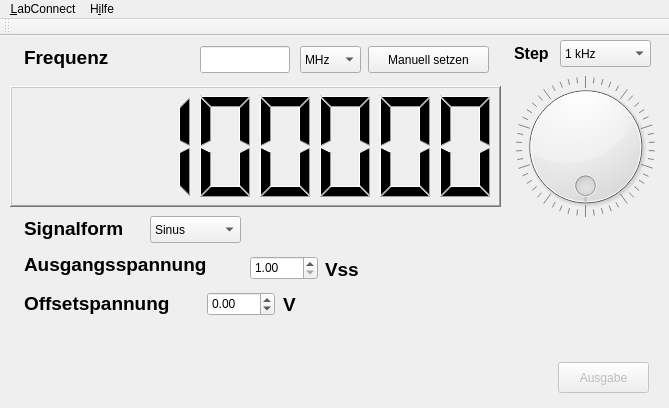
This is LabConnect.ui in LabConnect/Interface as Qt 5 draws it before an edit. The edited form follows.
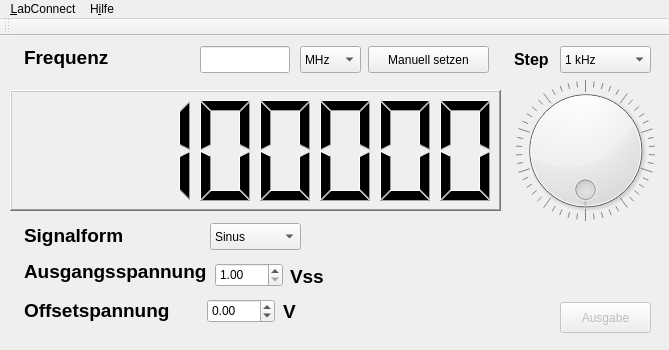
This is the edited form.

Diff of the .ui file:
```diff
--- a/LabConnect.ui
+++ b/LabConnect.ui
@@ -10,7 +10,7 @@
     <x>0</x>
     <y>0</y>
     <width>669</width>
-    <height>408</height>
+    <height>350</height>
    </rect>
   </property>
   <property name="acceptDrops">
@@ -24,7 +24,7 @@
     <property name="geometry">
      <rect>
       <x>510</x>
-      <y>40</y>
+      <y>44</y>
       <width>151</width>
       <height>141</height>
      </rect>
@@ -49,7 +49,7 @@
     <property name="geometry">
      <rect>
       <x>10</x>
-      <y>50</y>
+      <y>54</y>
       <width>491</width>
       <height>121</height>
      </rect>
@@ -106,7 +106,7 @@
     <property name="geometry">
      <rect>
       <x>514</x>
-      <y>2</y>
+      <y>8</y>
       <width>51</width>
       <height>31</height>
      </rect>
@@ -126,7 +126,7 @@
     <property name="geometry">
      <rect>
       <x>560</x>
-      <y>4</y>
+      <y>10</y>
       <width>91</width>
       <height>27</height>
      </rect>
@@ -257,8 +257,8 @@
     </property>
     <property name="geometry">
      <rect>
-      <x>558</x>
-      <y>326</y>
+      <x>560</x>
+      <y>266</y>
       <width>91</width>
       <height>31</height>
      </rect>
@@ -271,7 +271,7 @@
     <property name="geometry">
      <rect>
       <x>24</x>
-      <y>177</y>
+      <y>184</y>
       <width>121</width>
       <height>31</height>
      </rect>
@@ -290,8 +290,8 @@
    <widget class="QComboBox" name="form_out">
     <property name="geometry">
      <rect>
-      <x>150</x>
-      <y>180</y>
+      <x>210</x>
+      <y>187</y>
       <width>91</width>
       <height>27</height>
      </rect>
@@ -319,7 +319,7 @@
     <property name="geometry">
      <rect>
       <x>24</x>
-      <y>213</y>
+      <y>220</y>
       <width>221</width>
       <height>31</height>
      </rect>
@@ -339,7 +339,7 @@
     <property name="geometry">
      <rect>
       <x>24</x>
-      <y>252</y>
+      <y>259</y>
       <width>171</width>
       <height>31</height>
      </rect>
@@ -358,8 +358,8 @@
    <widget class="QDoubleSpinBox" name="u_out">
     <property name="geometry">
      <rect>
-      <x>250</x>
-      <y>220</y>
+      <x>215</x>
+      <y>227</y>
       <width>68</width>
       <height>24</height>
      </rect>
@@ -378,7 +378,7 @@
     <property name="geometry">
      <rect>
       <x>207</x>
-      <y>256</y>
+      <y>263</y>
       <width>68</width>
       <height>24</height>
      </rect>
@@ -397,7 +397,7 @@
     <property name="geometry">
      <rect>
       <x>283</x>
-      <y>253</y>
+      <y>260</y>
       <width>16</width>
       <height>31</height>
      </rect>
@@ -416,8 +416,8 @@
    <widget class="QLabel" name="label_7">
     <property name="geometry">
      <rect>
-      <x>325</x>
-      <y>218</y>
+      <x>290</x>
+      <y>225</y>
       <width>41</width>
       <height>31</height>
      </rect>
```
